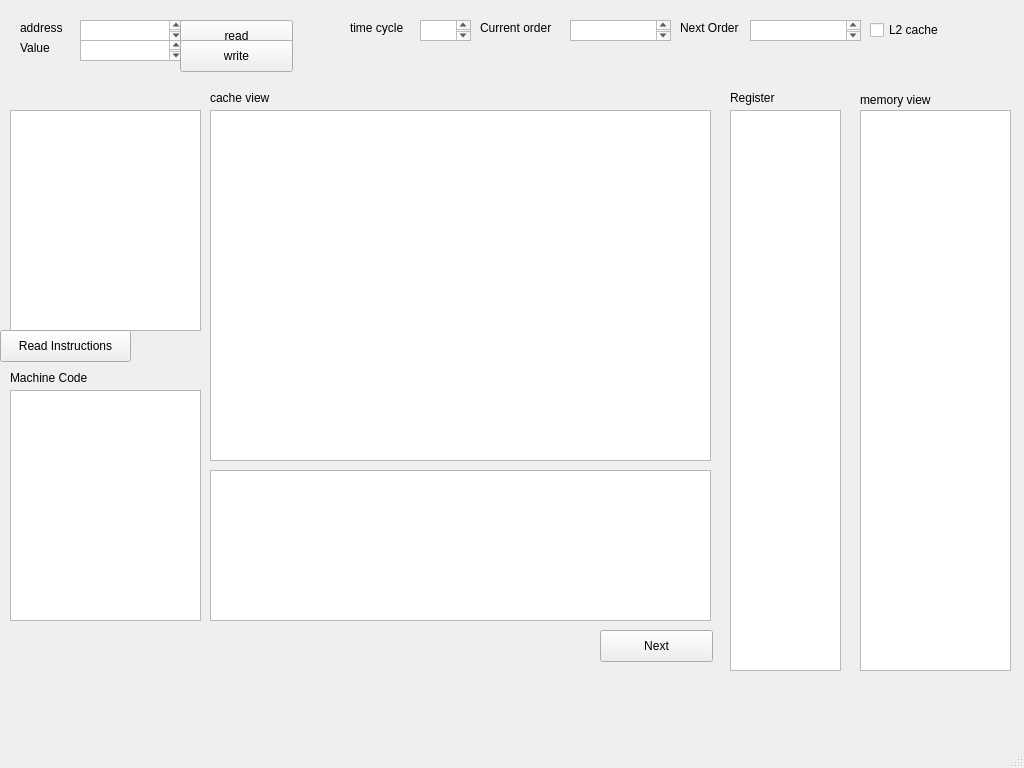
Before: the Qt Designer form ui/mainwindow.ui in Soooooda/WonderfulISA, drawn with Qt 5.
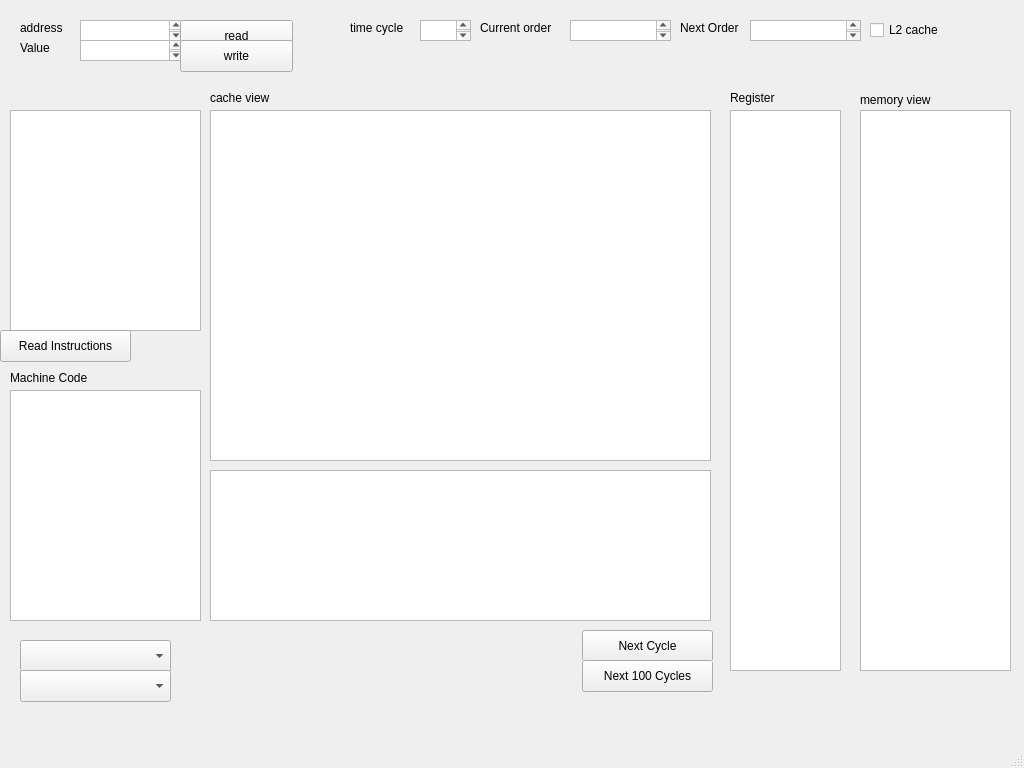
After: the same form once the commit is applied.

Commit message: add next 100 button and pipeline cache modes

What changed in the file:
```diff
--- a/ui/mainwindow.ui
+++ b/ui/mainwindow.ui
@@ -32,9 +32,9 @@
    <widget class="QPushButton" name="next">
     <property name="geometry">
      <rect>
-      <x>600</x>
+      <x>582</x>
       <y>630</y>
-      <width>113</width>
+      <width>131</width>
       <height>32</height>
      </rect>
     </property>
@@ -42,7 +42,7 @@
      <bool>true</bool>
     </property>
     <property name="text">
-     <string>Next</string>
+     <string>Next Cycle</string>
     </property>
    </widget>
    <widget class="QLabel" name="cache_label">
@@ -314,6 +314,42 @@
      </rect>
     </property>
    </widget>
+   <widget class="QComboBox" name="pipelineModeBox">
+    <property name="geometry">
+     <rect>
+      <x>20</x>
+      <y>640</y>
+      <width>151</width>
+      <height>32</height>
+     </rect>
+    </property>
+   </widget>
+   <widget class="QComboBox" name="CacheModeBox">
+    <property name="geometry">
+     <rect>
+      <x>20</x>
+      <y>670</y>
+      <width>151</width>
+      <height>32</height>
+     </rect>
+    </property>
+   </widget>
+   <widget class="QPushButton" name="nextHundred">
+    <property name="geometry">
+     <rect>
+      <x>582</x>
+      <y>660</y>
+      <width>131</width>
+      <height>32</height>
+     </rect>
+    </property>
+    <property name="autoFillBackground">
+     <bool>true</bool>
+    </property>
+    <property name="text">
+     <string>Next 100 Cycles</string>
+    </property>
+   </widget>
   </widget>
   <widget class="QMenuBar" name="menubar">
    <property name="geometry">
```
The commit also changes 4 other files.
